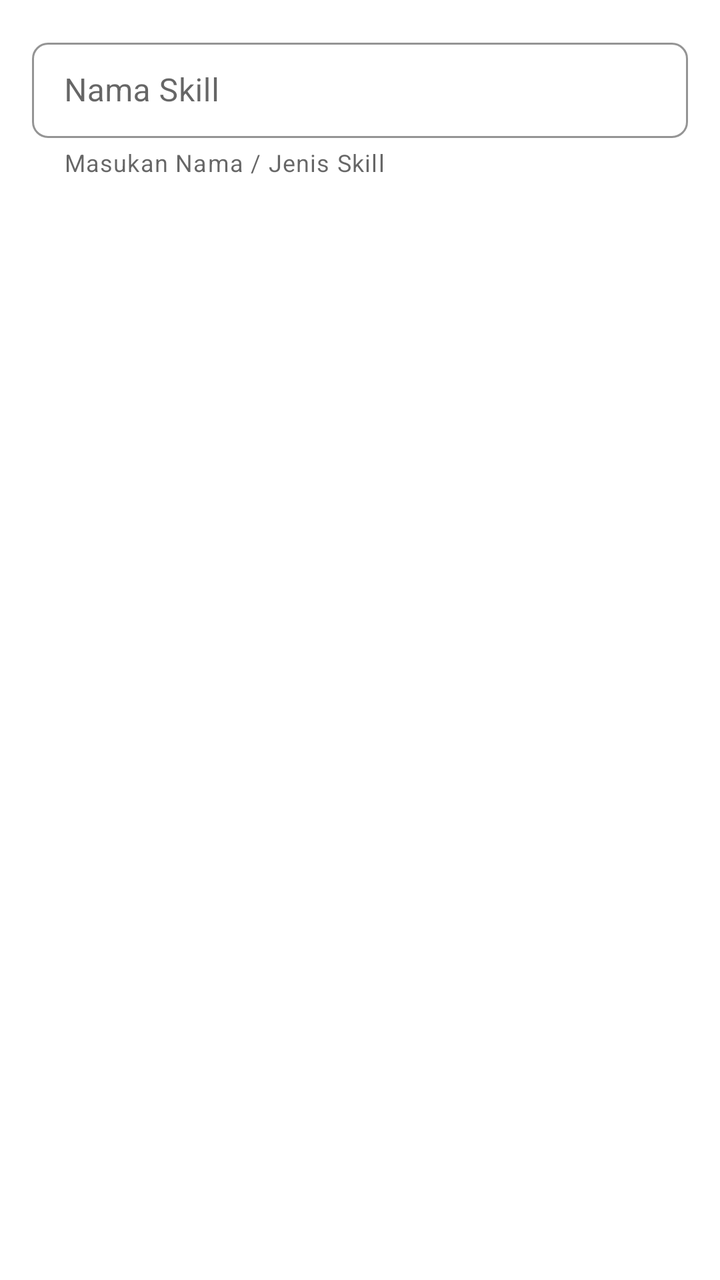
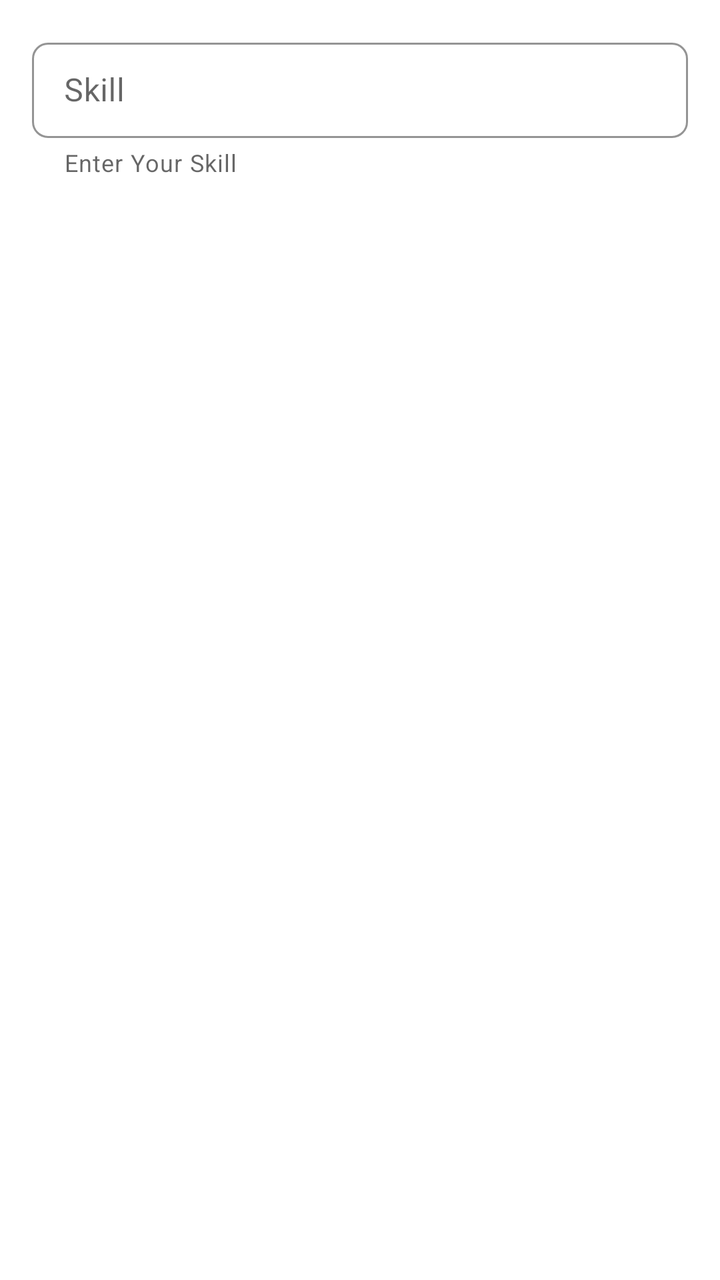

Two renders of the same Android screen: before a commit and after it. Below are the layout's source before the change and the commit's diff.
<!-- AndroidManifest.xml: application theme Theme.CVBuilder -->
<!-- res/layout/fragskill.xml -->
<?xml version="1.0" encoding="utf-8"?>
<LinearLayout xmlns:android="http://schemas.android.com/apk/res/android"
    xmlns:app="http://schemas.android.com/apk/res-auto"
    xmlns:tools="http://schemas.android.com/tools"
    android:layout_width="match_parent"
    android:layout_height="match_parent"
    tools:context=".detail_user.EditKontakActivity"
    android:orientation="vertical">


    <com.google.android.material.textfield.TextInputLayout
        style="?attr/textInputOutlinedDenseStyle"
        android:id="@+id/nama_skill"
        android:layout_width="match_parent"
        android:layout_height="wrap_content"
        android:hint="Nama Skill"
        android:text="Nama Skill"
        tools:ignore="MissingConstraints"
        app:hintTextColor="@color/black"
        app:boxStrokeColor="@color/black"
        app:boxStrokeErrorColor="@color/black"
        android:textAppearance="@color/black"
        app:shapeAppearance="@style/CustomShapeOVerlay"
        android:enabled="true"
        app:endIconMode="clear_text"
        app:boxStrokeWidthFocused="2dp"
        android:paddingTop="16dp"
        android:paddingLeft="16dp"
        android:paddingRight="16dp"
        app:hintAnimationEnabled="true"
        app:helperText="Masukan Nama / Jenis Skill"
        >

        <com.google.android.material.textfield.TextInputEditText
            android:layout_width="match_parent"
            android:layout_height="wrap_content"
            android:id="@+id/nama_skill_et"
            />

    </com.google.android.material.textfield.TextInputLayout>

</LinearLayout>
<!-- resources referenced by this layout -->
<resources>
  <color name="black">#000000</color>
  <style name="CustomShapeOVerlay" parent="">
          <item name="cornerFamily">rounded</item>
          <item name="cornerSizeTopLeft">8dp</item>
          <item name="cornerSizeTopRight">8dp</item>
          <item name="cornerSizeBottomRight">8dp</item>
          <item name="cornerSizeBottomLeft">8dp</item>
      </style>
  <style name="Theme.CVBuilder" parent="Theme.MaterialComponents.DayNight.DarkActionBar">
          
          <item name="colorPrimary">@color/lavender</item>
          <item name="colorPrimaryVariant">@color/lavender</item>
          <item name="colorOnPrimary">@color/lavender</item>
          
          <item name="colorSecondary">@color/lavender</item>
          <item name="colorSecondaryVariant">@color/lavender</item>
          <item name="colorOnSecondary">@color/lavender</item>
          
          <item name="android:statusBarColor" tools:targetApi="l">?attr/colorPrimaryVariant</item>
          
          <item name="android:textColor">@color/red</item>
      </style>
  <color name="lavender">#E6E6FA</color>
  <color name="red">#FF0000</color>
</resources>

<!-- the commit's change to res/layout/fragskill.xml (unified diff, before → after) -->
@@ -13,8 +13,8 @@
         android:id="@+id/nama_skill"
         android:layout_width="match_parent"
         android:layout_height="wrap_content"
-        android:hint="Nama Skill"
-        android:text="Nama Skill"
+        android:hint="@string/skill"
+        android:text="@string/skill"
         tools:ignore="MissingConstraints"
         app:hintTextColor="@color/black"
         app:boxStrokeColor="@color/black"
@@ -28,7 +28,7 @@
         android:paddingLeft="16dp"
         android:paddingRight="16dp"
         app:hintAnimationEnabled="true"
-        app:helperText="Masukan Nama / Jenis Skill"
+        app:helperText="@string/put_skill"
         >
 
         <com.google.android.material.textfield.TextInputEditText
<!-- resource entries referenced after the edit -->
@@ -1,6 +1,8 @@
 <!-- resources referenced by this layout -->
 <resources>
   <color name="black">#000000</color>
+  <string name="put_skill">Enter Your Skill</string>
+  <string name="skill">Skill</string>
   <style name="CustomShapeOVerlay" parent="">
           <item name="cornerFamily">rounded</item>
           <item name="cornerSizeTopLeft">8dp</item>
